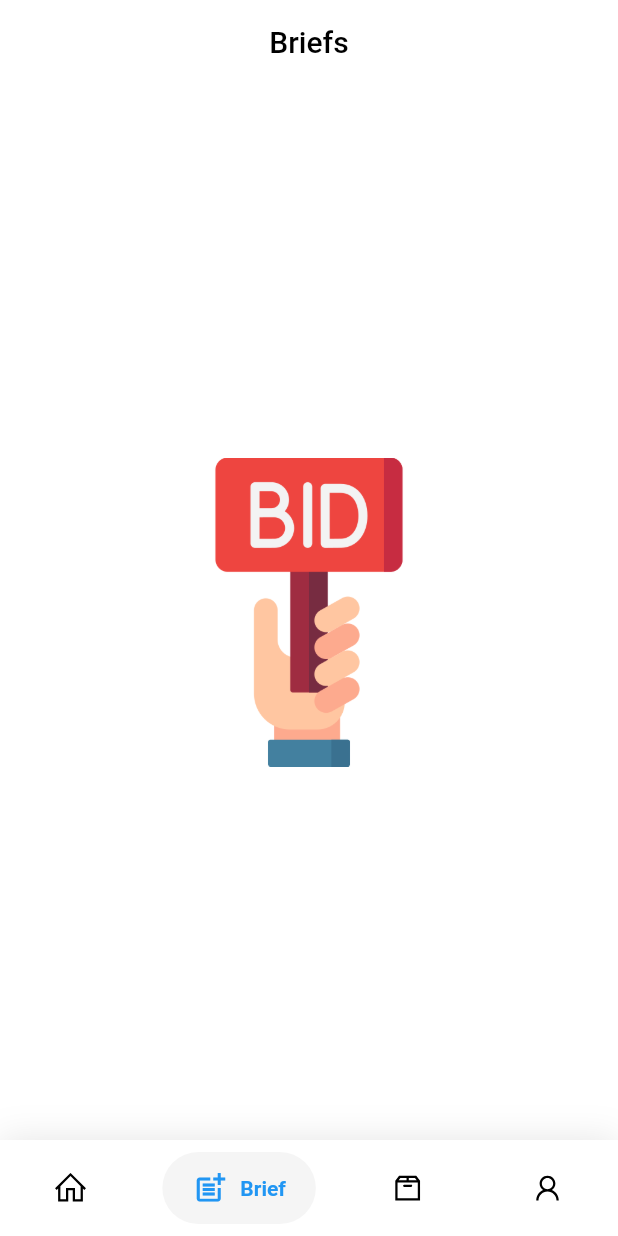
After one commit to Ch-Muhammad-Tahir/Parcel-connect-, a Flutter app: the screen it shows after launch, item 2 of the bottom bar chosen, on a phone screen of 412 x 824 dp. The commit adds this screen. Run offline on Flutter 3.47's test engine with Material 2 defaults, Android fonts, the phone set to English and light mode, and no system bars; drawn by our look-alikes of google_nav_bar; our stand-ins replace csc_picker, intl_phone_field, line_icons, syncfusion_flutter_datepicker; missing offline and left inert: bottom_picker.

Commit message:
Add Brief Functionality

```diff
--- a/lib/main.dart
+++ b/lib/main.dart
@@ -3,6 +3,7 @@ import 'dart:isolate';
 import 'package:flutter/material.dart';
 import 'package:fyp_project/providers/on_boarding_provider.dart';
 import 'package:fyp_project/providers/send_parcel_provide.dart';
+import 'package:fyp_project/views/home_page/nav_bar_screens.dart';
 
 import 'package:fyp_project/views/splash_screen/splash_screen.dart';
 import 'package:provider/provider.dart';
@@ -17,11 +18,13 @@ void main(List<String> args) {
             create: (context) => SendParcelProvider()),
       ],
       child: const MaterialApp(
-        home: SplashScreen(),
+        home: BottomNavBarScreenWidgets(),
       ),
     ),
   );
 }
+
+
 
 
 // void main(List<String> args) {
--- /dev/null
+++ b/lib/models/brief_model.dart
@@ -0,0 +1,21 @@
+import 'package:fyp_project/models/receiver_model.dart';
+import 'package:fyp_project/models/sender_model.dart';
+
+class BriefModel {
+  final String parcelSize;
+  final String parcelCategory;
+  final String itemName;
+  final String parcelValue;
+  final String cost;
+  final SenderModel sender;
+  final ReceiverModel receiver;
+
+  BriefModel(
+      {required this.parcelSize,
+      required this.parcelCategory,
+      required this.itemName,
+      required this.parcelValue,
+      required this.cost,
+      required this.sender,
+      required this.receiver});
+}
--- /dev/null
+++ b/lib/views/brief_screen/brief_screen_widget.dart
@@ -0,0 +1,46 @@
+import 'package:flutter/material.dart';
+import 'package:fyp_project/providers/send_parcel_provide.dart';
+import 'package:fyp_project/utils/media_query.dart';
+import 'package:fyp_project/widgets/my_custom_text.dart';
+import 'package:line_icons/line_icon.dart';
+import 'package:provider/provider.dart';
+
+import 'brief_screen_widget/brief_tile_view.dart';
+
+class BriefScreenWidget extends StatelessWidget {
+  const BriefScreenWidget({super.key});
+
+  @override
+  Widget build(BuildContext context) {
+    return Scaffold(
+        backgroundColor: Colors.white,
+        appBar: AppBar(
+          centerTitle: true,
+          title: const Text("Briefs"),
+          foregroundColor: Colors.black,
+          backgroundColor: Colors.white,
+          elevation: 0,
+        ),
+        body: Provider.of<SendParcelProvider>(context, listen: true)
+                .briefs
+                .isEmpty
+            ? Center(
+                child: Image.asset(
+                  "assets/images/bid (1).png",
+                  height: GetScreenSize.getScreenWidth(context) * 0.5,
+                ),
+              )
+            : Consumer<SendParcelProvider>(builder: (context, provider, child) {
+                return ListView.separated(
+                    itemBuilder: (context, index) {
+                      return BriefTileView(brief: provider.briefs[index]);
+                    },
+                    separatorBuilder: (context, index) {
+                      return SizedBox(
+                        height: 10,
+                      );
+                    },
+                    itemCount: provider.briefs.length);
+              }));
+  }
+}
--- /dev/null
+++ b/lib/views/home_page/nav_bar_screens.dart
@@ -0,0 +1,89 @@
+import 'package:flutter/material.dart';
+import 'package:fyp_project/views/brief_screen/brief_screen_widget.dart';
+import 'package:fyp_project/views/home_page/home_screen.dart';
+import 'package:fyp_project/views/manage_parcel/manage_parcel_screens.dart';
+import 'package:fyp_project/views/profile/profile_screen_widget.dart';
+import 'package:google_nav_bar/google_nav_bar.dart';
+import 'package:line_icons/line_icons.dart';
+
+class BottomNavBarScreenWidgets extends StatefulWidget {
+  const BottomNavBarScreenWidgets({super.key});
+
+  @override
+  // ignore: library_private_types_in_public_api
+  _BottomNavBarScreenWidgetsState createState() =>
+      _BottomNavBarScreenWidgetsState();
+}
+
+class _BottomNavBarScreenWidgetsState extends State<BottomNavBarScreenWidgets> {
+  int _selectedIndex = 0;
+  static const TextStyle optionStyle =
+      TextStyle(fontSize: 30, fontWeight: FontWeight.w600);
+  static const List<Widget> _widgetOptions = <Widget>[
+    HomePageScreenWidget(),
+    BriefScreenWidget(),
+    ManageParcelScreen(),
+    ProfileScreenWidget(),
+  ];
+
+  @override
+  Widget build(BuildContext context) {
+    return Scaffold(
+      backgroundColor: Colors.white,
+      body: Center(
+        child: _widgetOptions.elementAt(_selectedIndex),
+      ),
+      bottomNavigationBar: Container(
+        decoration: BoxDecoration(
+          color: Colors.white,
+          boxShadow: [
+            BoxShadow(
+              blurRadius: 20,
+              color: Colors.black.withOpacity(.1),
+            )
+          ],
+        ),
+        child: SafeArea(
+          child: Padding(
+            padding: const EdgeInsets.symmetric(horizontal: 15.0, vertical: 8),
+            child: GNav(
+              rippleColor: Colors.grey[300]!,
+              hoverColor: Colors.grey[100]!,
+              gap: 8,
+              activeColor: Colors.blue,
+              iconSize: 24,
+              padding: const EdgeInsets.symmetric(horizontal: 20, vertical: 12),
+              duration: const Duration(milliseconds: 400),
+              tabBackgroundColor: Colors.grey[100]!,
+              color: Colors.black,
+              tabs: const [
+                GButton(
+                  icon: LineIcons.home,
+                  text: 'Home',
+                ),
+                GButton(
+                  icon: Icons.post_add,
+                  text: 'Brief',
+                ),
+                GButton(
+                  icon: LineIcons.box,
+                  text: 'Parcels',
+                ),
+                GButton(
+                  icon: LineIcons.user,
+                  text: 'Profile',
+                ),
+              ],
+              selectedIndex: _selectedIndex,
+              onTabChange: (index) {
+                setState(() {
+                  _selectedIndex = index;
+                });
+              },
+            ),
+          ),
+        ),
+      ),
+    );
+  }
+}
```
Also changed, not shown: lib/providers/send_parcel_provide.dart (+66 -0 lines), lib/views/brief_screen/brief_screen_widget/brief_tile_view.dart (added, +163 -0 lines), lib/views/home_page/home_screen.dart (+0 -73 lines), lib/views/manage_parcel/manage_parcel_screens.dart (added, +29 -0 lines), lib/views/profile/profile_screen_widget.dart (added, +26 -0 lines), lib/views/send_parcel_screen/check_out_parcel_screen.dart (+51 -8 lines), lib/views/send_parcel_screen/receiver_details_screen.dart (+19 -9 lines), lib/views/send_parcel_screen/send_parcel_screen_widgets/review_summery_tile.dart (+12 -4 lines), lib/views/send_parcel_screen/sender_details.dart (+5 -9 lines), assets/images/bid (1).png (added), assets/images/empty-box (1).png (added), assets/images/empty-box.png (added).
